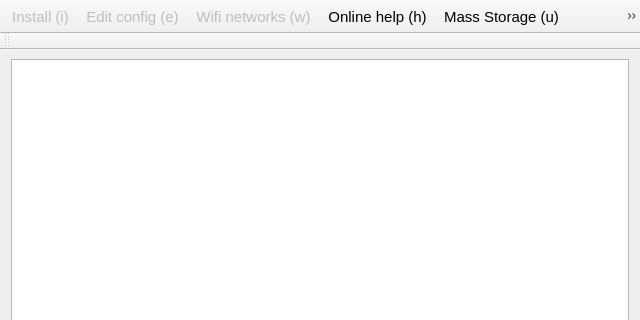
The window that mainwindow.ui (toradex/qt-tezi) describes before a commit, drawn with Qt 5; both pictures show x 0 to 640 and y 0 to 320 of the 640 by 480 pixel window.
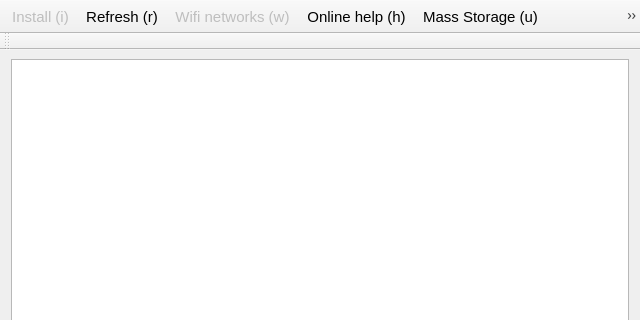
The same window after the commit. Icons and pictures are not drawn.

Commit message: refresh images from cloud, use product number with leading 0

Patch:
```diff
--- a/mainwindow.ui
+++ b/mainwindow.ui
@@ -151,7 +151,7 @@
     <bool>false</bool>
    </attribute>
    <addaction name="actionInstall"/>
-   <addaction name="actionEdit_config"/>
+   <addaction name="actionRefreshCloud"/>
    <addaction name="actionWifi"/>
    <addaction name="actionBrowser"/>
    <addaction name="actionUsbMassStorage"/>
@@ -195,6 +195,24 @@
     <string>I</string>
    </property>
   </action>
+  <action name="actionRefreshCloud">
+   <property name="enabled">
+    <bool>true</bool>
+   </property>
+   <property name="icon">
+    <iconset resource="icons.qrc">
+     <normaloff>:/icons/refresh_cloud.png</normaloff>:/icons/refresh_cloud.png</iconset>
+   </property>
+   <property name="text">
+    <string>Refresh (r)</string>
+   </property>
+   <property name="toolTip">
+    <string>Refresh image list from Internet.</string>
+   </property>
+   <property name="shortcut">
+    <string>R</string>
+   </property>
+  </action>
   <action name="actionCancel">
    <property name="icon">
     <iconset resource="icons.qrc">
@@ -251,7 +269,7 @@
     <selectedon>:/icon/connect.png</selectedon>:/icons/disconnect.png</iconset>
    </property>
    <property name="text">
-    <string>RNDIS (r)</string>
+    <string>RNDIS (n)</string>
    </property>
    <property name="toolTip">
     <string>Enables USB RNDIS network connection.</string>
```
Left out of the diff: 2 changed lines with no effect on the pictures. The commit also changes 13 other files.
